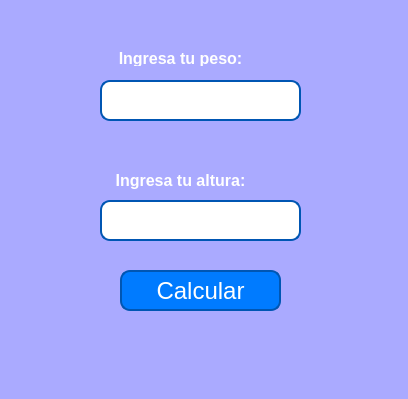
The window that Unidad I/Tareas/E01_IMC.ui (P4B11nn/PIP_2025_Unidad1_Eq5) describes before a commit, drawn with Qt 5.
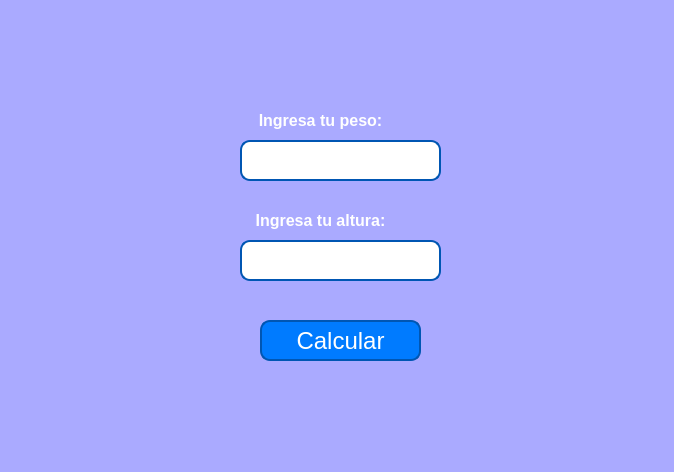
The same window after the commit. Icons and pictures are not drawn.

Patch:
```diff
--- a/Unidad I/Tareas/E01_IMC.ui
+++ b/Unidad I/Tareas/E01_IMC.ui
@@ -6,8 +6,8 @@
    <rect>
     <x>0</x>
     <y>0</y>
-    <width>408</width>
-    <height>399</height>
+    <width>674</width>
+    <height>472</height>
    </rect>
   </property>
   <property name="windowTitle">
@@ -20,8 +20,8 @@
    <widget class="QPushButton" name="btn_calcular_imc">
     <property name="geometry">
      <rect>
-      <x>120</x>
-      <y>270</y>
+      <x>260</x>
+      <y>320</y>
       <width>161</width>
       <height>41</height>
      </rect>
@@ -54,10 +54,10 @@
    <widget class="QLabel" name="label">
     <property name="geometry">
      <rect>
-      <x>100</x>
-      <y>50</y>
+      <x>240</x>
+      <y>110</y>
       <width>161</width>
-      <height>16</height>
+      <height>21</height>
      </rect>
     </property>
     <property name="font">
@@ -81,8 +81,8 @@
    <widget class="QLineEdit" name="txt_peso">
     <property name="geometry">
      <rect>
-      <x>100</x>
-      <y>80</y>
+      <x>240</x>
+      <y>140</y>
       <width>201</width>
       <height>41</height>
      </rect>
@@ -114,8 +114,8 @@
    <widget class="QLineEdit" name="txt_altura">
     <property name="geometry">
      <rect>
-      <x>100</x>
-      <y>200</y>
+      <x>240</x>
+      <y>240</y>
       <width>201</width>
       <height>41</height>
      </rect>
@@ -147,8 +147,8 @@
    <widget class="QLabel" name="label_2">
     <property name="geometry">
      <rect>
-      <x>100</x>
-      <y>170</y>
+      <x>240</x>
+      <y>210</y>
       <width>161</width>
       <height>21</height>
      </rect>
@@ -172,16 +172,63 @@
      <set>Qt::AlignCenter</set>
     </property>
    </widget>
-  </widget>
-  <widget class="QMenuBar" name="menubar">
-   <property name="geometry">
-    <rect>
-     <x>0</x>
-     <y>0</y>
-     <width>408</width>
-     <height>21</height>
-    </rect>
-   </property>
+   <widget class="QLabel" name="label_3">
+    <property name="geometry">
+     <rect>
+      <x>10</x>
+      <y>10</y>
+      <width>231</width>
+      <height>51</height>
+     </rect>
+    </property>
+    <property name="text">
+     <string/>
+    </property>
+    <property name="pixmap">
+     <pixmap resource="../../Unidad II/Archivos/Recursos.qrc">:/ejercicios/LOGOUAT.png</pixmap>
+    </property>
+    <property name="scaledContents">
+     <bool>true</bool>
+    </property>
+   </widget>
+   <widget class="QLabel" name="label_4">
+    <property name="geometry">
+     <rect>
+      <x>530</x>
+      <y>330</y>
+      <width>131</width>
+      <height>111</height>
+     </rect>
+    </property>
+    <property name="text">
+     <string/>
+    </property>
+    <property name="pixmap">
+     <pixmap resource="../../Unidad II/Archivos/Recursos.qrc">:/ejercicios/image_2.jpg</pixmap>
+    </property>
+    <property name="scaledContents">
+     <bool>true</bool>
+    </property>
+   </widget>
+   <widget class="QLabel" name="label_5">
+    <property name="geometry">
+     <rect>
+      <x>500</x>
+      <y>10</y>
+      <width>161</width>
+      <height>61</height>
+     </rect>
+    </property>
+    <property name="text">
+     <string/>
+    </property>
+    <property name="pixmap">
+     <pixmap resource="../../Unidad II/Archivos/Recursos.qrc">:/ejercicios/LOGOFACULTAD.png</pixmap>
+    </property>
+    <property name="scaledContents">
+     <bool>true</bool>
+    </property>
+   </widget>
   </widget>
   <widget class="QStatusBar" name="statusbar"/>
  </widget>
```
Left out of the diff: 4 changed lines with no effect on the pictures.
